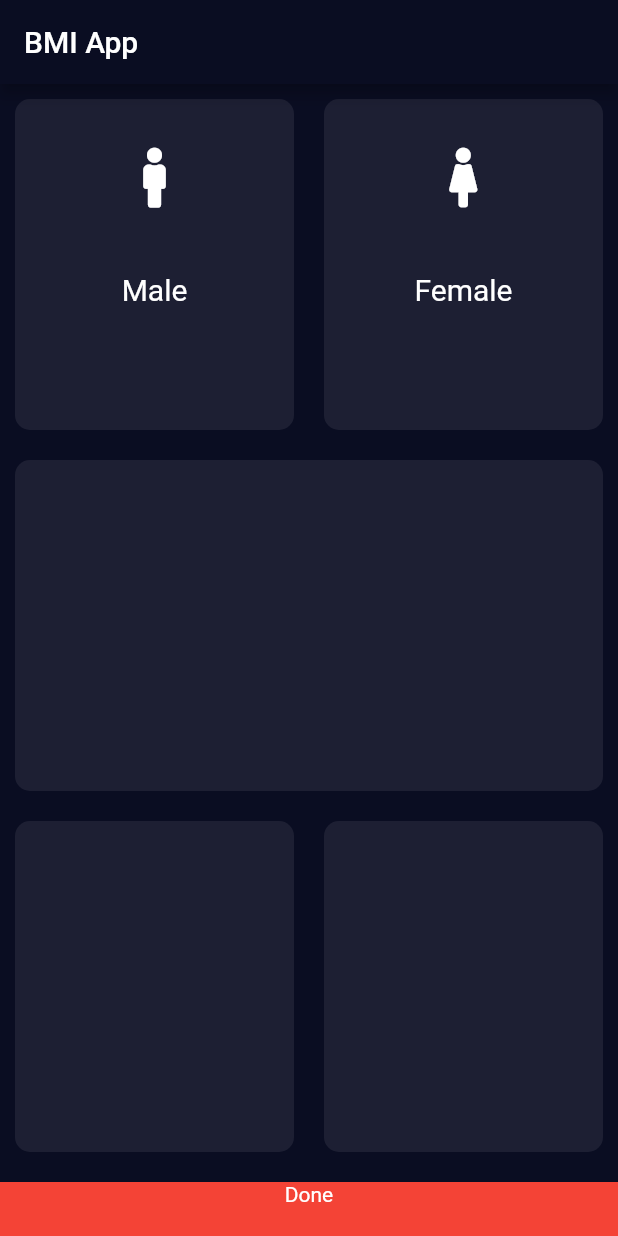
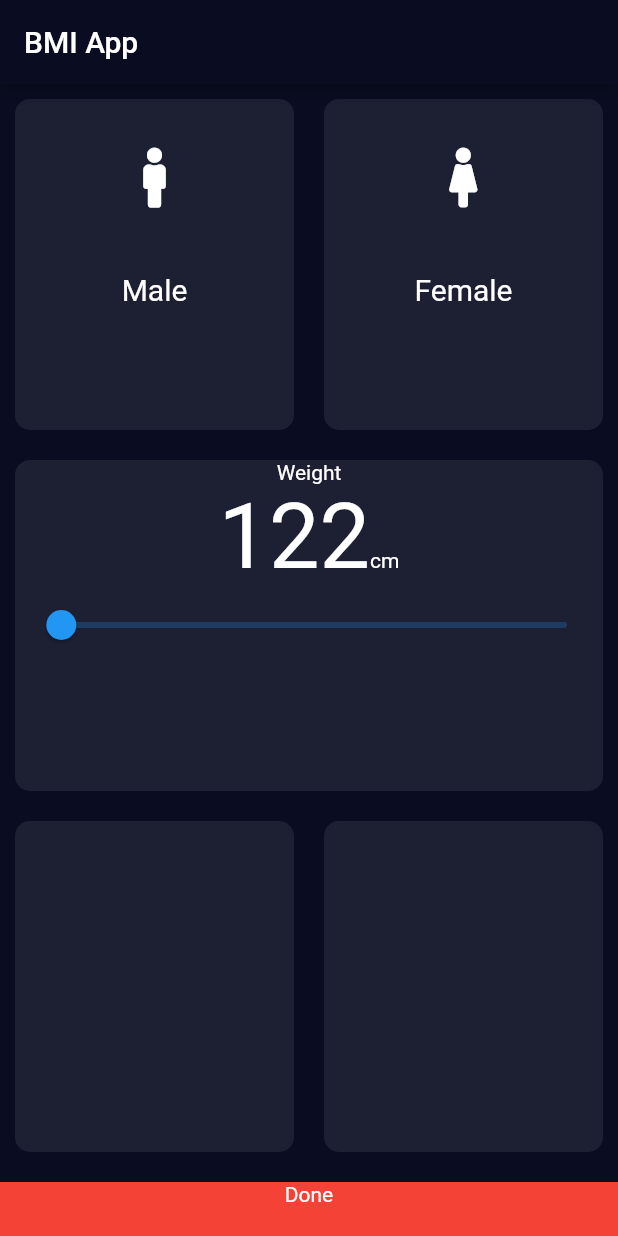
Before and after one commit to Mohammad-Haseeb/Body-Mass-Index-App, a Flutter app: the screen it shows after launch, on a phone screen of 412 x 824 dp. Run offline on Flutter 3.47's test engine with Material 2 defaults, Android fonts, the phone set to English and light mode, and no system bars; our stand-ins replace font_awesome_flutter; missing offline and left inert: dart:ffi.

Commit message:
Update input_Page.dart

```diff
--- a/lib/input_Page.dart
+++ b/lib/input_Page.dart
@@ -1,3 +1,5 @@
+import 'dart:ffi';
+
 import 'package:flutter/material.dart';
 import 'package:flutter/widgets.dart';
 import 'package:font_awesome_flutter/font_awesome_flutter.dart';
@@ -20,7 +22,7 @@ class Input_Page extends StatefulWidget {
 class _Input_PageState extends State<Input_Page> {
   Gender selected_gender;
 
-
+   int value=122;
   @override
   Widget build(BuildContext context) {
     return MaterialApp(
@@ -79,6 +81,39 @@ class _Input_PageState extends State<Input_Page> {
                         Expanded(
                           child: resuable_cards(
                             Colour: unSelected_Colour,
+                            widget:Column(
+                              crossAxisAlignment:CrossAxisAlignment.center,
+                              children: [
+                                Text("Weight"),
+                                Row(
+                                  mainAxisAlignment: MainAxisAlignment.center,
+                                  crossAxisAlignment: CrossAxisAlignment.baseline,
+                                  textBaseline: TextBaseline.alphabetic,
+                                  children: [
+                                    Text(value.toString(),style: TextStyle(
+                                      fontSize: 60.0
+                                    ),),
+                                    Text("cm"),
+
+
+                                  ],
+
+                                ),
+                                Slider(value: value.toDouble(),
+                                min: 120,
+                                  max: 220,
+                                  onChanged: (double newValue){
+                                  setState(() {
+                                    value=newValue.round();
+
+                                  });
+
+                                  },
+                                ),
+                              ],
+                            ) ,
+
+
                           ),
                         )
                       ],
```
